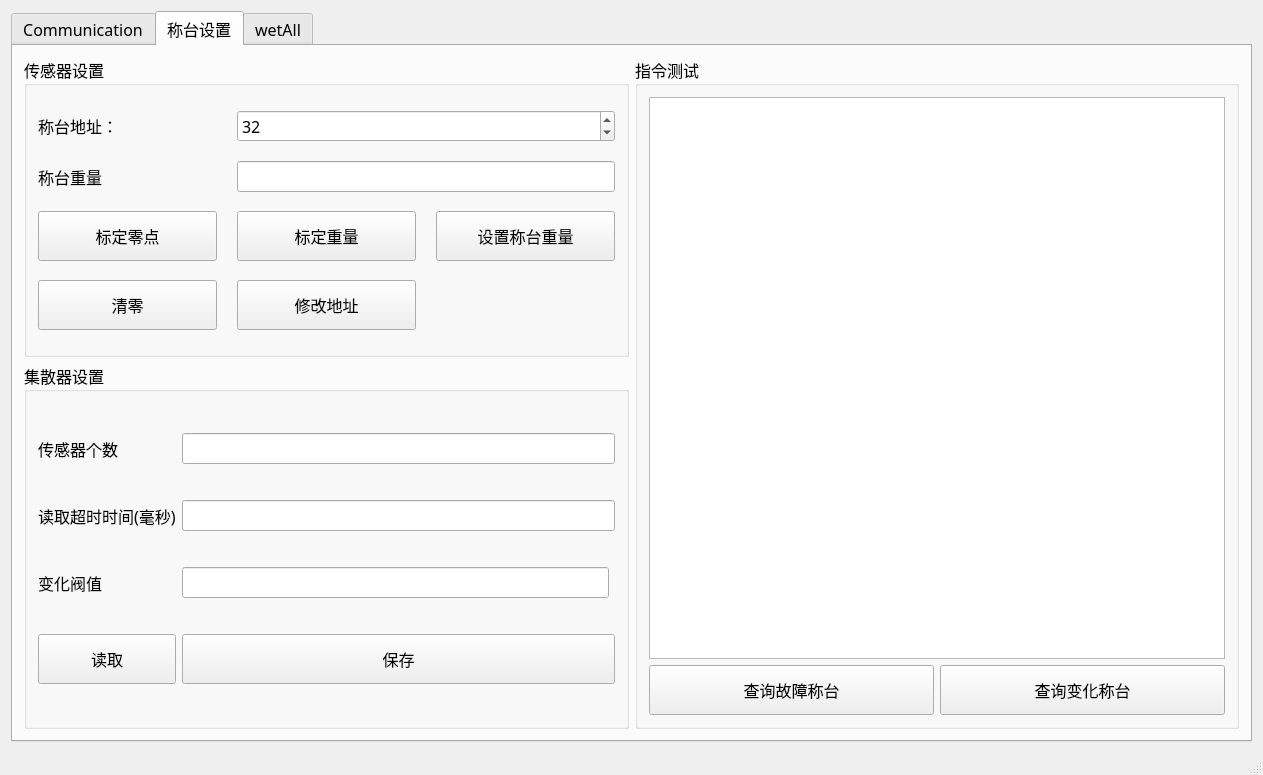
First picture: the form in mainwindow.ui, repository byteman/WFace, before the edit.
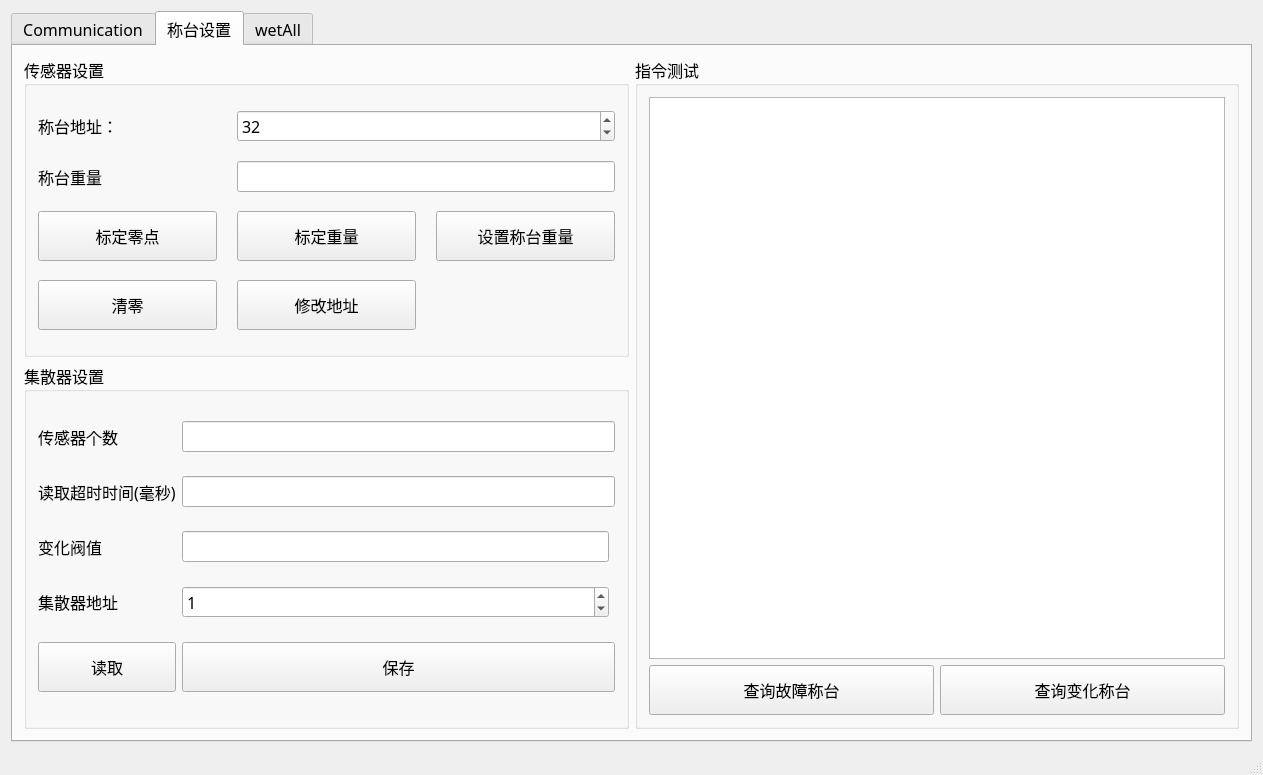
Second picture: the form after the edit. The open tabs and pages were chosen to show the change.

Patch:
```diff
--- a/mainwindow.ui
+++ b/mainwindow.ui
@@ -44,7 +44,7 @@
        <string notr="true"/>
       </property>
       <property name="currentIndex">
-       <number>2</number>
+       <number>0</number>
       </property>
       <widget class="QWidget" name="tabCommu">
        <attribute name="title">
@@ -411,6 +411,16 @@
              <string>集散器设置</string>
             </property>
             <layout class="QGridLayout" name="gridLayout_2">
+             <item row="0" column="0">
+              <widget class="QLabel" name="label_2">
+               <property name="text">
+                <string>传感器个数</string>
+               </property>
+              </widget>
+             </item>
+             <item row="1" column="1" colspan="2">
+              <widget class="QLineEdit" name="edtReadTime"/>
+             </item>
              <item row="1" column="0">
               <widget class="QLabel" name="label_3">
                <property name="text">
@@ -418,20 +428,13 @@
                </property>
               </widget>
              </item>
-             <item row="1" column="1" colspan="2">
-              <widget class="QLineEdit" name="edtReadTime"/>
-             </item>
              <item row="0" column="1" colspan="2">
               <widget class="QLineEdit" name="edtSensorNum"/>
              </item>
-             <item row="0" column="0">
-              <widget class="QLabel" name="label_2">
-               <property name="text">
-                <string>传感器个数</string>
-               </property>
-              </widget>
+             <item row="2" column="1">
+              <widget class="QLineEdit" name="edtLimit"/>
              </item>
-             <item row="3" column="0">
+             <item row="4" column="0">
               <widget class="QPushButton" name="btnRead">
                <property name="minimumSize">
                 <size>
@@ -444,19 +447,6 @@
                </property>
               </widget>
              </item>
-             <item row="3" column="1" colspan="2">
-              <widget class="QPushButton" name="btnSave">
-               <property name="minimumSize">
-                <size>
-                 <width>0</width>
-                 <height>50</height>
-                </size>
-               </property>
-               <property name="text">
-                <string>保存</string>
-               </property>
-              </widget>
-             </item>
              <item row="2" column="0">
               <widget class="QLabel" name="label_4">
                <property name="text">
@@ -464,8 +454,32 @@
                </property>
               </widget>
              </item>
-             <item row="2" column="1">
-              <widget class="QLineEdit" name="edtLimit"/>
+             <item row="4" column="1" colspan="2">
+              <widget class="QPushButton" name="btnSave">
+               <property name="minimumSize">
+                <size>
+                 <width>0</width>
+                 <height>50</height>
+                </size>
+               </property>
+               <property name="text">
+                <string>保存</string>
+               </property>
+              </widget>
+             </item>
+             <item row="3" column="0">
+              <widget class="QLabel" name="label_8">
+               <property name="text">
+                <string>集散器地址</string>
+               </property>
+              </widget>
+             </item>
+             <item row="3" column="1">
+              <widget class="QSpinBox" name="sbNewAddr">
+               <property name="value">
+                <number>1</number>
+               </property>
+              </widget>
              </item>
             </layout>
            </widget>
```
